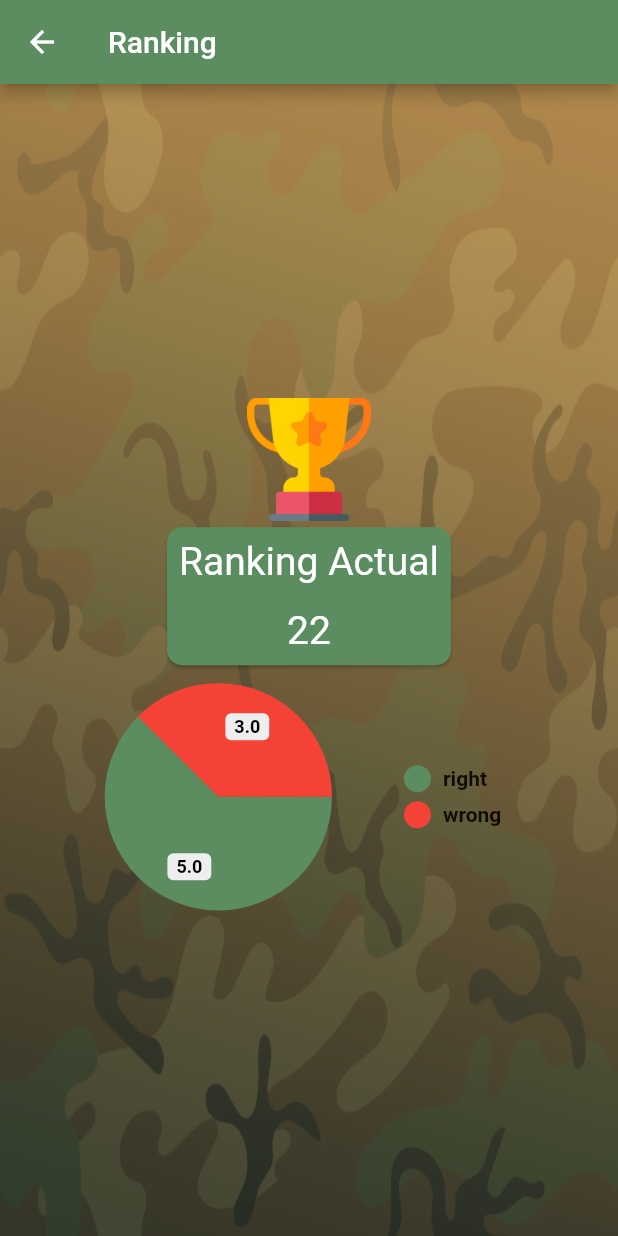
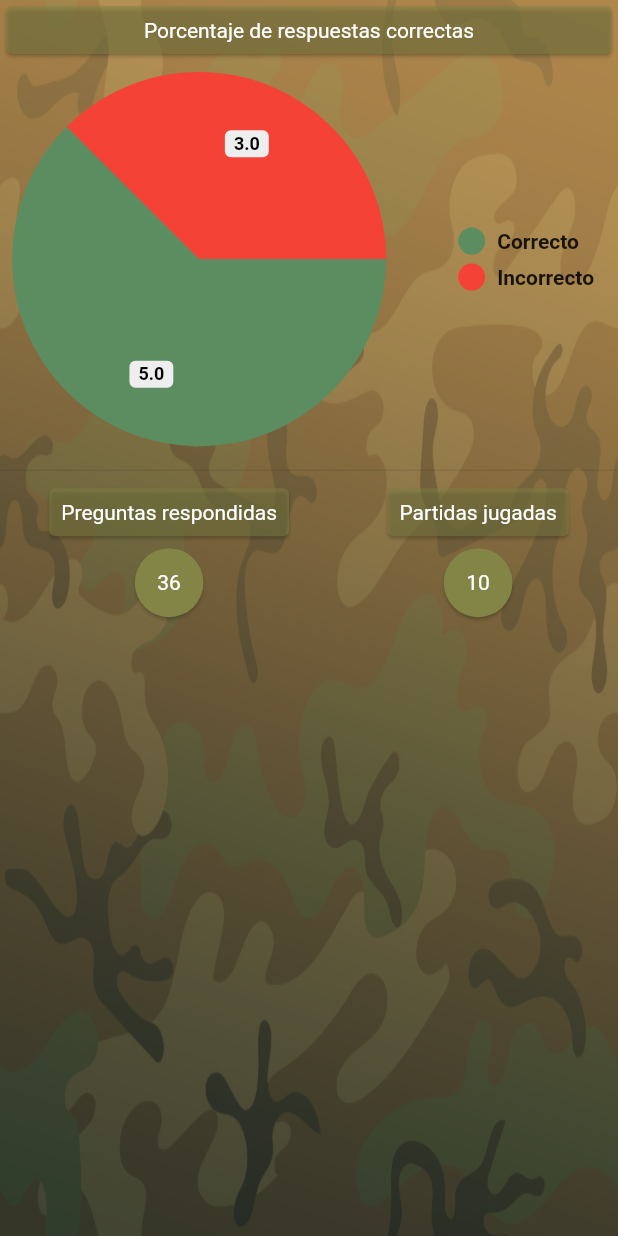
Before and after one commit to santigauto/mayor_g, a Flutter app: the RankingPage screen opened by its route, on a phone screen of 412 x 824 dp. Run offline on Flutter 3.47's test engine with Material 2 defaults, Android fonts, the phone set to English and light mode, and no system bars; drawn by our look-alikes of pie_chart; our stand-ins replace bordered_text, flutter_secure_storage, flutter_spinkit, image_cropper, image_picker, shared_preferences; accounts and stored records are empty; network calls fail.

Commit message:
Actualizacion 2/6

```diff
--- a/lib/routes/routes.dart
+++ b/lib/routes/routes.dart
@@ -2,8 +2,9 @@
 import 'package:flutter/material.dart';
 //PAGINAS
 import 'package:mayor_g/views/drawer_options/collab_page.dart';
+import 'package:mayor_g/views/drawer_options/ranking/ranking_options_page.dart';
+import 'package:mayor_g/views/drawer_options/ranking/ranking_page.dart';
 import 'package:mayor_g/views/drawer_options/search_friends_page.dart';
-import 'package:mayor_g/views/drawer_options/ranking_page.dart';
 import 'package:mayor_g/views/drawer_options/search_page.dart';
 import 'package:mayor_g/views/login_page.dart';
 import 'package:mayor_g/views/menu_page.dart';
@@ -18,7 +19,8 @@ Map<String, WidgetBuilder> getApplicationRoutes(){
   return <String, WidgetBuilder>{
     '/'       : (BuildContext context) => MenuPage(),
     'menu'    : (BuildContext context) => MenuPage(),
-    'ranking' : (BuildContext context) => RankingPage(),
+    'ranking' : (BuildContext context) => RankingOptionsPage(),
+    'rank'    : (BuildContext context) => RankingPage(),
     'collab'  : (BuildContext context) => CollabPage(),
     'friends' : (BuildContext context) => FriendsPage(),
     'splash'  : (BuildContext context) => SplashPage(),
--- /dev/null
+++ b/lib/views/drawer_options/ranking/ranking_page.dart
@@ -0,0 +1,86 @@
+import 'package:flutter/material.dart';
+import 'package:pie_chart/pie_chart.dart';
+
+import 'package:mayor_g/widgets/background_widget.dart';
+
+class RankingPage extends StatelessWidget {
+  final Map<String, double> dataMap = {'Correcto': 5, 'Incorrecto': 3};
+
+  @override
+  Widget build(BuildContext context) {
+    return Container(
+      child: Scaffold(
+        body: Stack(
+          children: <Widget>[
+            BackgroundWidget(),
+            Column(
+              children: <Widget>[
+                _cardText(text:Text('Porcentaje de respuestas correctas',style: TextStyle(color:Colors.white),)),
+                Container(
+                  child: PieChart(
+                    legendStyle: TextStyle(
+                      color: Colors.white,
+                    ),
+                    colorList: [Theme.of(context).primaryColor,Colors.red],
+                    dataMap: dataMap,
+                    showChartValueLabel: false,
+                    chartValueStyle: TextStyle(color: Colors.white, fontSize: 20, fontWeight: FontWeight.bold),
+                    animationDuration: Duration(
+                      seconds: 2
+                    ),
+                  )),
+                Divider(),
+                Row(
+                  mainAxisAlignment: MainAxisAlignment.spaceAround,
+                  children: <Widget>[
+                    Column(
+                      children: <Widget>[
+                        _cardText(text: Text('Preguntas respondidas',style:TextStyle(color: Colors.white))),
+                        Card(
+                          shape: StadiumBorder(),
+                          color:Color(0xFF838547),
+                          child:Padding(
+                            padding: const EdgeInsets.all(15.0),
+                            child: Text('36',style:TextStyle(color: Colors.white)),
+                          )
+                        )
+                      ],
+                    ),
+                    Column(
+                      children: <Widget>[
+                        _cardText(text: Text('Partidas jugadas',style:TextStyle(color: Colors.white))),
+                        Card(
+                          shape: StadiumBorder(),
+                          color:Color(0xFF838547),
+                          child:Padding(
+                            padding: const EdgeInsets.all(15.0),
+                            child: Text('10',style:TextStyle(color: Colors.white)),
+                          )
+                        )
+                      ],
+                    ),
+                  ],
+                ),
+              ],
+            ),
+          ],
+        ),
+      ),
+    );
+  }
+
+  Widget _cardText({text: Text}) {
+    return Card(
+      color: Color(0xFF838547).withOpacity(0.5),
+      child: Padding(
+        padding: const EdgeInsets.all(8.0),
+        child: Row(
+          mainAxisAlignment: MainAxisAlignment.center,
+          children: <Widget>[
+            text
+          ],
+        ),
+      ),
+    );
+  }
+}
--- a/lib/views/drawer_options/ranking_page.dart
+++ /dev/null
@@ -1,66 +0,0 @@
-import 'package:flutter/material.dart';
-import 'package:pie_chart/pie_chart.dart';
-
-import 'package:mayor_g/widgets/background_widget.dart';
-
-class RankingPage extends StatelessWidget {
-  final Map<String, double> dataMap = {'right': 5, 'wrong': 3};
-
-  @override
-  Widget build(BuildContext context) {
-    final size = MediaQuery.of(context).size;
-    return Container(
-      child: Scaffold(
-        appBar: AppBar(title: Text('Ranking')),
-        body: Stack(
-          children: <Widget>[
-            BackgroundWidget(),
-            Column(
-              mainAxisAlignment: MainAxisAlignment.center,
-              children: <Widget>[
-                Container(
-                  height: size.height*0.1,
-                  decoration: BoxDecoration(
-                      image: DecorationImage(
-                          image: AssetImage('assets/award@3x.png'))),
-                ),
-                Card(
-                  shape: RoundedRectangleBorder(
-                      borderRadius: BorderRadius.circular(10)),
-                  color: Theme.of(context).primaryColor,
-                  child: Column(
-                    children: <Widget>[
-                      _cardText(
-                          text: Text('Ranking Actual',
-                              style: TextStyle(
-                                  fontSize: 26, color: Colors.white))),
-                      _cardText(
-                          text: Text('22',
-                              style:
-                                  TextStyle(fontSize: 26, color: Colors.white)))
-                    ],
-                  ),
-                ),
-                Container(
-                    width: size.width * 0.7,
-                    child: PieChart(
-                      colorList: [Theme.of(context).primaryColor,Colors.red],
-                      dataMap: dataMap,
-                      showChartValueLabel: false,
-                      chartValueStyle: TextStyle(color: Colors.white, fontSize: 20, fontWeight: FontWeight.bold),
-                      animationDuration: Duration(
-                        seconds: 2
-                      ),
-                    )),
-              ],
-            ),
-          ],
-        ),
-      ),
-    );
-  }
-
-  Widget _cardText({text: Text}) {
-    return Padding(padding: const EdgeInsets.all(8.0), child: text);
-  }
-}
--- a/lib/views/drawer_options/search_people_page.dart
+++ b/lib/views/drawer_options/search_people_page.dart
@@ -3,7 +3,6 @@ import 'package:mayor_g/models/persona_model.dart';
 import 'package:mayor_g/services/auth_service.dart';
 import 'package:mayor_g/services/commons/personas.dart';
 import 'package:mayor_g/widgets/MyTextInput.dart';
-import 'package:mayor_g/widgets/MyImagen.dart';
 import 'package:mayor_g/widgets/background_widget.dart';
 
 
--- a/lib/views/new_match_page.dart
+++ b/lib/views/new_match_page.dart
@@ -42,9 +42,6 @@ class _NewMatchPageState extends State<NewMatchPage> {
   Color _seleccionado = Theme.of(context).primaryColor;
     return Container(
       child: Scaffold(
-        appBar: AppBar(
-          title: Text('New Match'),
-        ),
         body: Stack(
           children: <Widget>[
             BackgroundWidget(),
--- a/lib/widgets/MyTextInput.dart
+++ b/lib/widgets/MyTextInput.dart
@@ -29,6 +29,7 @@ class MyTextInput extends StatelessWidget {
       child: TextFormField(
         keyboardType: textInputType,
         maxLength: maxLenght,
+        cursorColor: Colors.white,
         decoration: InputDecoration(
           labelText: label,
           helperText: helper,
--- a/lib/widgets/side_menu_widget.dart
+++ b/lib/widgets/side_menu_widget.dart
@@ -93,7 +93,7 @@ class SideMenuWidget extends StatelessWidget {
     );
   }
 
-  ImageProvider imagen(){
+  ImageProvider imagen(){// Hacerla GLOBAL!!
     if(prefs.foto == null || prefs.foto == 'null'){
       return AssetImage('assets/soldier.png');
     }else return MemoryImage(
--- a/lib/widgets/timer_widget.dart
+++ b/lib/widgets/timer_widget.dart
@@ -47,7 +47,7 @@ String get timerString{
                     animation: widget.controller,
                     builder: (BuildContext context,Widget child){
                       return Text(
-                        timerString, style: Theme.of(context).textTheme.display2);
+                        timerString, style: Theme.of(context).textTheme.headline4);
                     })
                 ],
               ),
```
Also changed, not shown: lib/views/drawer_options/ranking/friends_rank_page.dart (added, +75 -0 lines), lib/views/drawer_options/ranking/global_page.dart (added, +84 -0 lines), lib/views/drawer_options/ranking/level_page.dart (added, +134 -0 lines), lib/views/drawer_options/ranking/ranking_options_page.dart (added, +73 -0 lines), lib/views/result_page.dart (+12 -2 lines), assets/Bronce.png (added), assets/Oro.png (added), assets/Plata.png (added).
